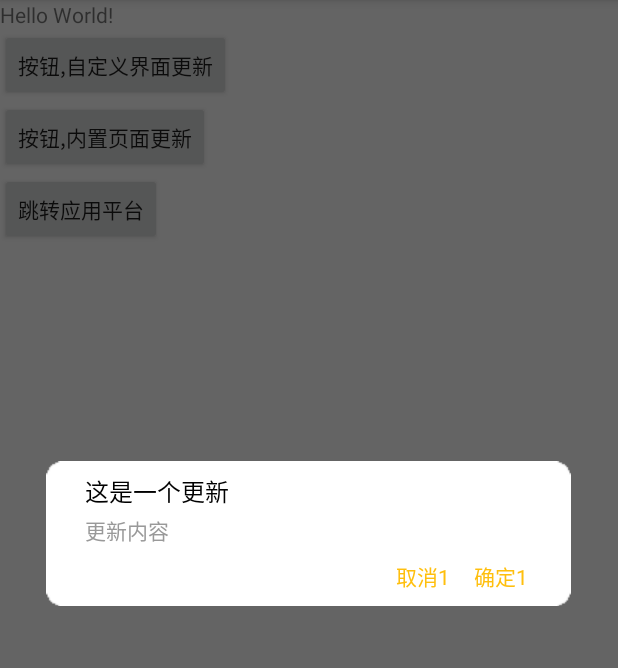
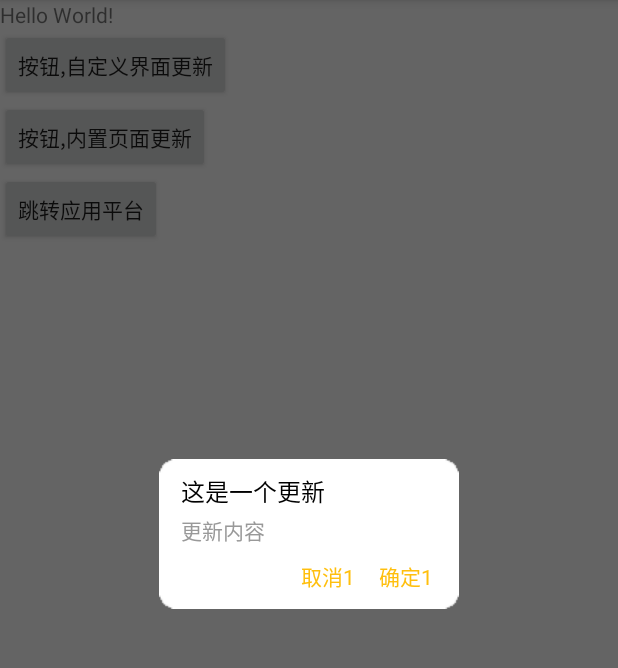
Before and after one commit to rineone/VersionUpdate, an Android app: the screen it shows after launch (MainActivity), after a tap on "按钮,自定义界面更新", on a phone screen of 412 x 824 dp, the part 84-752 px from its top. Run offline under Robolectric (Android 15) with nearby library versions, the phone set to English and light mode, and no system bars.

Commit message:
2019/5/21 1.5.3 修复页面问题

```diff
--- a/app/src/main/res/layout/view_alertdialog5.xml
+++ b/app/src/main/res/layout/view_alertdialog5.xml
@@ -3,10 +3,15 @@
     xmlns:tools="http://schemas.android.com/tools"
     android:id="@+id/lLayout_bg"
     android:layout_width="match_parent"
-    android:layout_height="wrap_content"
+    android:layout_height="match_parent"
+    android:orientation="vertical"
+    android:gravity="center">
+    <LinearLayout
+        android:layout_width="200dp"
+        android:layout_height="100dp"
         android:background="@drawable/alert2_bg"
-    android:orientation="vertical" >
-
+        android:gravity="center"
+        android:orientation="vertical">
         <LinearLayout
             android:layout_width="match_parent"
             android:layout_height="wrap_content"
@@ -155,6 +160,9 @@
                     android:textSize="@dimen/txt_defalut2"/>
             </RelativeLayout>
         </LinearLayout>
+    </LinearLayout>
+
+
 
 
 </LinearLayout>
--- a/versionupdate/src/main/java/com/rine/versionupdate/widget/AlertDialogUpdate.java
+++ b/versionupdate/src/main/java/com/rine/versionupdate/widget/AlertDialogUpdate.java
@@ -97,9 +97,10 @@ public class AlertDialogUpdate {
             tvSpeed.setVisibility(View.GONE);
         }
         if (linMain!=null){
+            int linM=linMain.getWidth();
             // 调整dialog背景大小
-            linMain.setLayoutParams(new FrameLayout.LayoutParams((int) (display
-                    .getWidth() * 0.85), LinearLayout.LayoutParams.WRAP_CONTENT));
+            linMain.setLayoutParams(new FrameLayout.LayoutParams(LinearLayout.LayoutParams.MATCH_PARENT
+                    , LinearLayout.LayoutParams.WRAP_CONTENT));
         }
 
         return this;
```
Also changed, not shown: 1 other file. Lines whose indentation alone changed are shown as unchanged.
